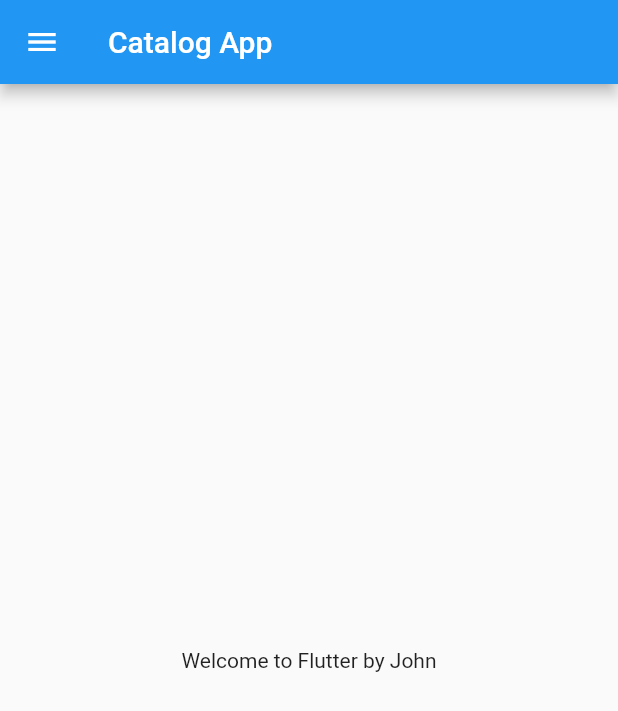
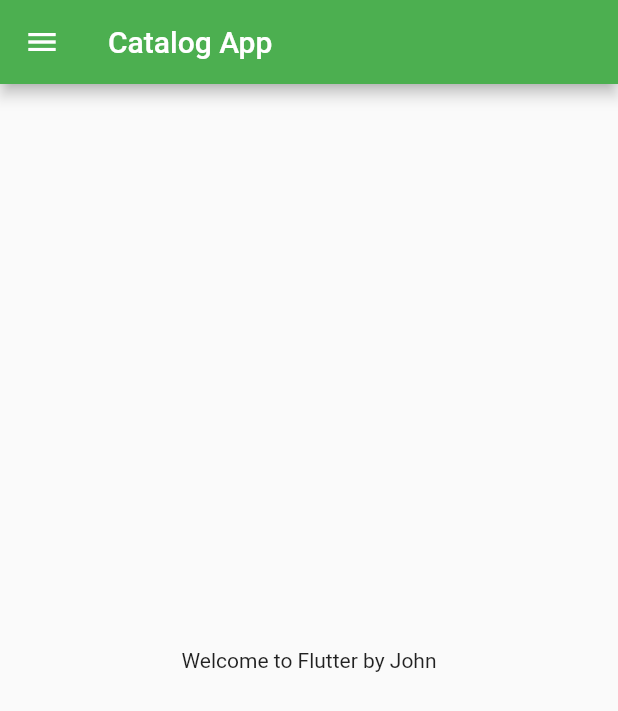
Before and after one commit to Manjothub/Flutter_Learnings, a Flutter app: the screen it shows after launch, on a phone screen of 412 x 824 dp. Shown: the top 711 px of the screen. Run offline on Flutter 3.47's test engine with Material 2 defaults, Android fonts, the phone set to English and light mode, and no system bars.

```diff
--- a/lib/main.dart
+++ b/lib/main.dart
@@ -1,5 +1,6 @@
 import 'package:flutter/material.dart';
-import 'package:flutter_basics/home_page.dart';
+import 'package:flutter_basics/pages/home_page.dart';
+import 'package:flutter_basics/pages/login_page.dart';
 void main(){
   runApp(MyApp());
 }
@@ -8,7 +9,17 @@ class MyApp extends StatelessWidget{
   @override
   Widget build(BuildContext context){
     return MaterialApp(
-      home: Homepage(),
+      themeMode: ThemeMode.dark,
+      theme: ThemeData(primarySwatch: Colors.green),
+      // darkTheme: ThemeData(
+      //   brightness: Brightness.dark
+      // ),
+      initialRoute: "/home",
+      routes: {
+        "/": (context)=> LoginPage(),
+        "/home":(context)=>Homepage(),
+        "/login":(context)=> LoginPage()
+      },
     );
   }
 }
```
Also changed, not shown: lib/pages/login_page.dart (added, +19 -0 lines), lib/pages/home_page.dart (renamed from lib/home_page.dart).
